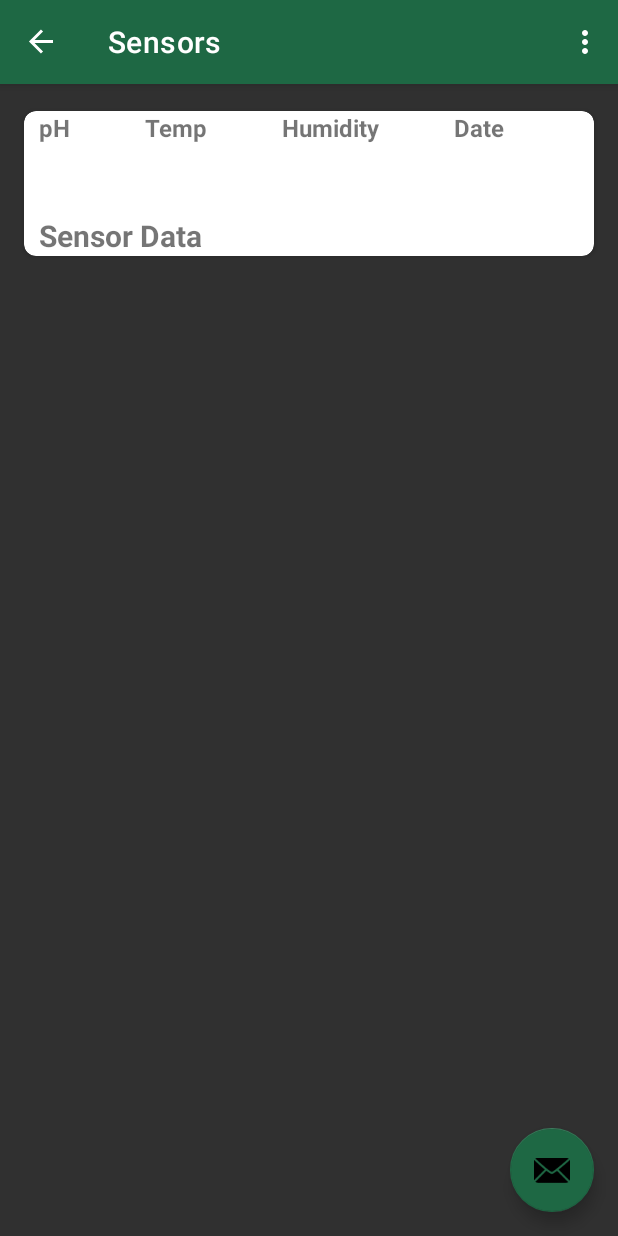
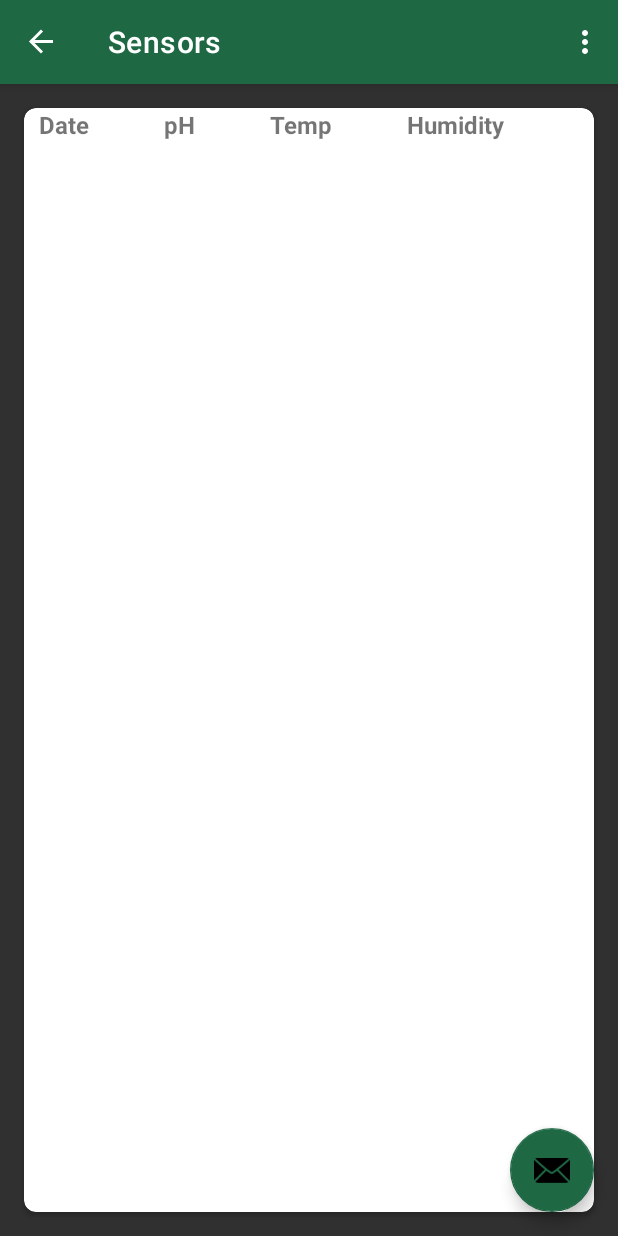
Before and after one commit to bretzle/HydroponicApp, an Android app: the screen it shows after launch (MainActivity), in the side drawer, after a tap on "Sensors", on a phone screen of 412 x 824 dp. Run offline under Robolectric (Android 15) with nearby library versions, the phone set to English and light mode, and no system bars; our stand-ins replace Firebase (no records; nobody signed in at launch, a user with empty details on screens opened directly), navigation-ui; Roboto replaces fonts that are not available here.

Commit message:
improve sensor table

```diff
--- a/app/src/main/java/edu/hydroponicapp/ui/sensor/SensorFragment.java
+++ b/app/src/main/java/edu/hydroponicapp/ui/sensor/SensorFragment.java
@@ -36,7 +36,7 @@ public class SensorFragment extends Fragment {
     protected List<String[]> mDataset = new ArrayList<>();
 
     private void initDataset() {
-        DatabaseReference dbRef = DbHolder.database.getReference("sensorValues");
+        DatabaseReference dbRef = DbHolder.database.getReference("SensorValues");
         Task<DataSnapshot> a = dbRef.get();
 
         while (!a.isComplete()) {}
@@ -45,10 +45,11 @@ public class SensorFragment extends Fragment {
             Map<String, Object> entry = (Map<String, Object>) snap.getValue();
 
             String[] cur = new String[4];
-            cur[0] = String.valueOf(entry.get("ph"));
-            cur[1] = (String) entry.get("temp");
-            cur[2] = (String) entry.get("humidity");
-            cur[3] = (String) entry.get("timestamp");
+
+            cur[0] = (String) entry.get("timestamp");
+            cur[1] = String.valueOf(entry.get("ph"));
+            cur[2] = (String) entry.get("temp");
+            cur[3] = (String) entry.get("humidity");
 
             mDataset.add(cur);
         }
--- a/app/src/main/res/layout/fragment_sensor.xml
+++ b/app/src/main/res/layout/fragment_sensor.xml
@@ -9,9 +9,10 @@
     <androidx.cardview.widget.CardView
         android:id="@+id/cardView"
         android:layout_width="match_parent"
-        android:layout_height="wrap_content"
+        android:layout_height="match_parent"
         android:layout_marginStart="16dp"
-        android:layout_marginTop="18dp"
+        android:layout_marginTop="16dp"
+        android:layout_marginBottom="16dp"
         android:layout_marginEnd="16dp"
 
         android:elevation="12dp"
@@ -21,21 +22,20 @@
         app:layout_constraintStart_toStartOf="parent"
         app:layout_constraintTop_toTopOf="parent">
 
-        <TextView
-            android:id="@+id/textView2"
-            android:layout_width="wrap_content"
-            android:layout_height="wrap_content"
-            android:layout_marginStart="10dp"
-            android:layout_marginTop="69dp"
-            android:text="Sensor Data"
-            android:textSize="20sp"
-            android:textStyle="bold" />
+<!--        <TextView-->
+<!--            android:id="@+id/textView2"-->
+<!--            android:layout_width="wrap_content"-->
+<!--            android:layout_height="wrap_content"-->
+<!--            android:text="Sensor Data"-->
+<!--            android:textSize="20sp"-->
+<!--            android:textStyle="bold" />-->
 
         <TableLayout
             android:id="@+id/phTableView"
             android:layout_width="match_parent"
             android:layout_height="match_parent"
             android:paddingLeft="10dp"
+            android:stretchColumns="*"
             android:paddingRight="10dp">
 
             <TableRow>
@@ -43,7 +43,15 @@
                 <TextView
                     android:layout_width="wrap_content"
                     android:layout_height="wrap_content"
-                    android:layout_weight="1"
+                    android:paddingRight="3dp"
+                    android:text="Date"
+                    android:textSize="16sp"
+                    android:textStyle="bold" />
+
+                <TextView
+                    android:layout_width="wrap_content"
+                    android:layout_height="wrap_content"
+                    android:paddingRight="3dp"
                     android:text="pH"
                     android:textSize="16sp"
                     android:textStyle="bold" />
@@ -51,7 +59,7 @@
                 <TextView
                     android:layout_width="wrap_content"
                     android:layout_height="wrap_content"
-                    android:layout_weight="1"
+                    android:paddingRight="3dp"
                     android:text="Temp"
                     android:textSize="16sp"
                     android:textStyle="bold" />
@@ -59,16 +67,8 @@
                 <TextView
                     android:layout_width="wrap_content"
                     android:layout_height="wrap_content"
-                    android:layout_weight="1"
+                    android:paddingRight="3dp"
                     android:text="Humidity"
-                    android:textSize="16sp"
-                    android:textStyle="bold" />
-
-                <TextView
-                    android:layout_width="wrap_content"
-                    android:layout_height="wrap_content"
-                    android:layout_weight="1"
-                    android:text="Date"
                     android:textSize="16sp"
                     android:textStyle="bold" />
             </TableRow>
```
